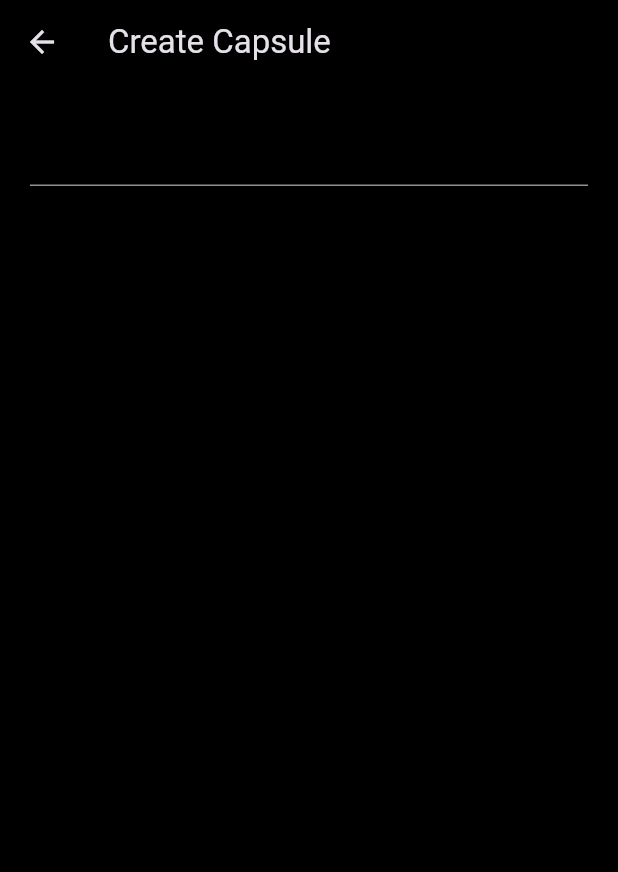
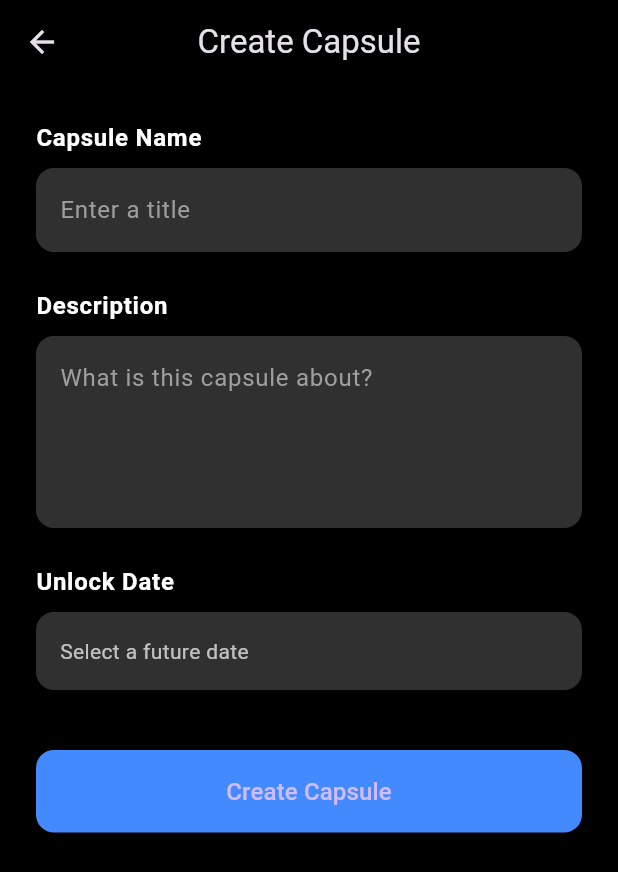
Before and after one commit to shlokmestry/boxed_app, a Flutter app: the CreateCapsuleScreen screen opened directly, on a phone screen of 412 x 824 dp. Shown: the top 872 px of the screen. Run offline on Flutter 3.47's test engine with Material 3 defaults, Android fonts, the phone set to English and light mode, and no system bars; our stand-ins replace cloud_firestore, firebase_auth, firebase_core; accounts and stored records are empty.

Commit message:
feat: add capsule creation UI and flow

```diff
--- a/lib/main.dart
+++ b/lib/main.dart
@@ -22,7 +22,7 @@
       debugShowCheckedModeBanner: false,
       theme: ThemeData.dark(),
       title: 'Boxed',
-      home:  AddMemoryScreen(capsuleId: 'll',),
+      home:  LoginSignup()
     );
   }
 }
--- a/lib/screens/create_capsule_screen.dart
+++ b/lib/screens/create_capsule_screen.dart
@@ -1,34 +1,199 @@
+import 'package:cloud_firestore/cloud_firestore.dart';
+import 'package:firebase_auth/firebase_auth.dart';
 import 'package:flutter/material.dart';
+import 'package:boxed_app/screens/add_memory_screen.dart';
 
 class CreateCapsuleScreen extends StatefulWidget {
   const CreateCapsuleScreen({super.key});
-
 
   @override
   State<CreateCapsuleScreen> createState() => _CreateCapsuleScreenState();
 }
 
 class _CreateCapsuleScreenState extends State<CreateCapsuleScreen> {
+  final TextEditingController _nameController = TextEditingController();
+  final TextEditingController _descriptionController = TextEditingController();
+  DateTime? _selectedDate;
+  bool _isLoading = false;
+
+  Future<void> _selectDate() async {
+    final DateTime now = DateTime.now();
+    final DateTime? picked = await showDatePicker(
+      context: context,
+      initialDate: now.add(const Duration(days: 1)),
+      firstDate: now,
+      lastDate: DateTime(now.year + 5),
+      builder: (context, child) {
+        return Theme(
+          data: ThemeData.dark(), // Apply dark mode to date picker
+          child: child!,
+        );
+      },
+    );
+
+    if (picked != null) {
+      setState(() {
+        _selectedDate = picked;
+      });
+    }
+  }
+
+  Future<void> _createCapsule() async {
+    if (_nameController.text.trim().isEmpty ||
+        _descriptionController.text.trim().isEmpty ||
+        _selectedDate == null) {
+      ScaffoldMessenger.of(context).showSnackBar(
+        const SnackBar(content: Text('Please complete all fields')),
+      );
+      return;
+    }
+
+    final user = FirebaseAuth.instance.currentUser;
+    if (user == null) {
+      ScaffoldMessenger.of(context).showSnackBar(
+        const SnackBar(content: Text('You must be signed in')),
+      );
+      return;
+    }
+
+    setState(() => _isLoading = true);
+
+    try {
+      final docRef = await FirebaseFirestore.instance.collection('capsules').add({
+        'name': _nameController.text.trim(),
+        'description': _descriptionController.text.trim(),
+        'creatorId': user.uid,
+        'unlockDate': Timestamp.fromDate(_selectedDate!),
+        'memberIds': [user.uid],
+        'createdAt': Timestamp.now(),
+        'isLocked': true,
+      });
+
+      Navigator.pushReplacement(
+        context,
+        MaterialPageRoute(
+          builder: (context) => AddMemoryScreen(capsuleId: docRef.id),
+        ),
+      );
+    } catch (e) {
+      ScaffoldMessenger.of(context).showSnackBar(
+        SnackBar(content: Text('Error creating capsule: $e')),
+      );
+    } finally {
+      setState(() => _isLoading = false);
+    }
+  }
+
   @override
-  Widget build(BuildContext context){
+  Widget build(BuildContext context) {
     return Scaffold(
-      appBar: AppBar(title: Text("Create Capsule"),
       backgroundColor: Colors.black,
+      appBar: AppBar(
+        title: const Text("Create Capsule"),
+        centerTitle: true,
+        backgroundColor: Colors.black,
+        elevation: 0,
       ),
-      backgroundColor: Colors.black,
       body: SingleChildScrollView(
-        padding: EdgeInsets.all(20),
+        padding: const EdgeInsets.all(24),
         child: Column(
           crossAxisAlignment: CrossAxisAlignment.start,
           children: [
+            Text(
+              "Capsule Name",
+              style: Theme.of(context).textTheme.bodyLarge?.copyWith(
+                    color: Colors.white,
+                    fontWeight: FontWeight.w600,
+                  ),
+            ),
+            const SizedBox(height: 8),
             TextField(
-
+              controller: _nameController,
+              style: const TextStyle(color: Colors.white),
+              decoration: InputDecoration(
+                hintText: 'Enter a title',
+                hintStyle: const TextStyle(color: Colors.grey),
+                filled: true,
+                fillColor: Colors.grey[850],
+                border: OutlineInputBorder(
+                  borderRadius: BorderRadius.circular(12),
+                  borderSide: BorderSide.none,
+                ),
+              ),
             ),
+            const SizedBox(height: 24),
+            Text(
+              "Description",
+              style: Theme.of(context).textTheme.bodyLarge?.copyWith(
+                    color: Colors.white,
+                    fontWeight: FontWeight.w600,
+                  ),
+            ),
+            const SizedBox(height: 8),
+            TextField(
+              controller: _descriptionController,
+              maxLines: 4,
+              style: const TextStyle(color: Colors.white),
+              decoration: InputDecoration(
+                hintText: 'What is this capsule about?',
+                hintStyle: const TextStyle(color: Colors.grey),
+                filled: true,
+                fillColor: Colors.grey[850],
+                border: OutlineInputBorder(
+                  borderRadius: BorderRadius.circular(12),
+                  borderSide: BorderSide.none,
+                ),
+              ),
+            ),
+            const SizedBox(height: 24),
+            Text(
+              "Unlock Date",
+              style: Theme.of(context).textTheme.bodyLarge?.copyWith(
+                    color: Colors.white,
+                    fontWeight: FontWeight.w600,
+                  ),
+            ),
+            const SizedBox(height: 8),
+            GestureDetector(
+              onTap: _selectDate,
+              child: Container(
+                width: double.infinity,
+                padding: const EdgeInsets.symmetric(vertical: 16, horizontal: 16),
+                decoration: BoxDecoration(
+                  color: Colors.grey[850],
+                  borderRadius: BorderRadius.circular(12),
+                ),
+                child: Text(
+                  _selectedDate == null
+                      ? 'Select a future date'
+                      : 'Opens on: ${_selectedDate!.toLocal().toString().split(' ')[0]}',
+                  style: const TextStyle(color: Colors.white70),
+                ),
+              ),
+            ),
+            const SizedBox(height: 40),
+            _isLoading
+                ? const Center(child: CircularProgressIndicator())
+                : SizedBox(
+                    width: double.infinity,
+                    child: ElevatedButton(
+                      onPressed: _createCapsule,
+                      style: ElevatedButton.styleFrom(
+                        backgroundColor: Colors.blueAccent,
+                        padding: const EdgeInsets.symmetric(vertical: 16),
+                        shape: RoundedRectangleBorder(
+                          borderRadius: BorderRadius.circular(12),
+                        ),
+                      ),
+                      child: const Text(
+                        'Create Capsule',
+                        style: TextStyle(fontSize: 16),
+                      ),
+                    ),
+                  ),
           ],
         ),
       ),
     );
-
   }
-
 }
--- a/lib/screens/home_screen.dart
+++ b/lib/screens/home_screen.dart
@@ -37,7 +37,6 @@ class _HomeScreen extends State<HomeScreen>{
   Widget build(BuildContext context){
     return Scaffold(
       floatingActionButton: FloatingActionButton(onPressed: (){
-        print("Create capsule tapped!");
       },
       backgroundColor: Colors.white,
       child: Icon(Icons.add, color: Colors.black,)),
```
